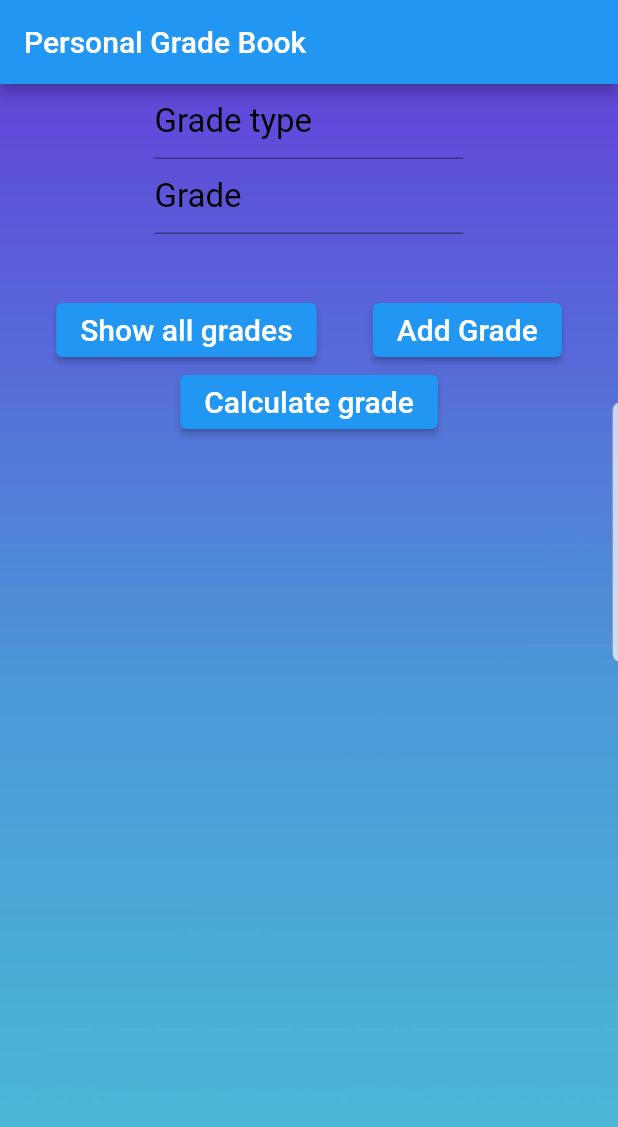
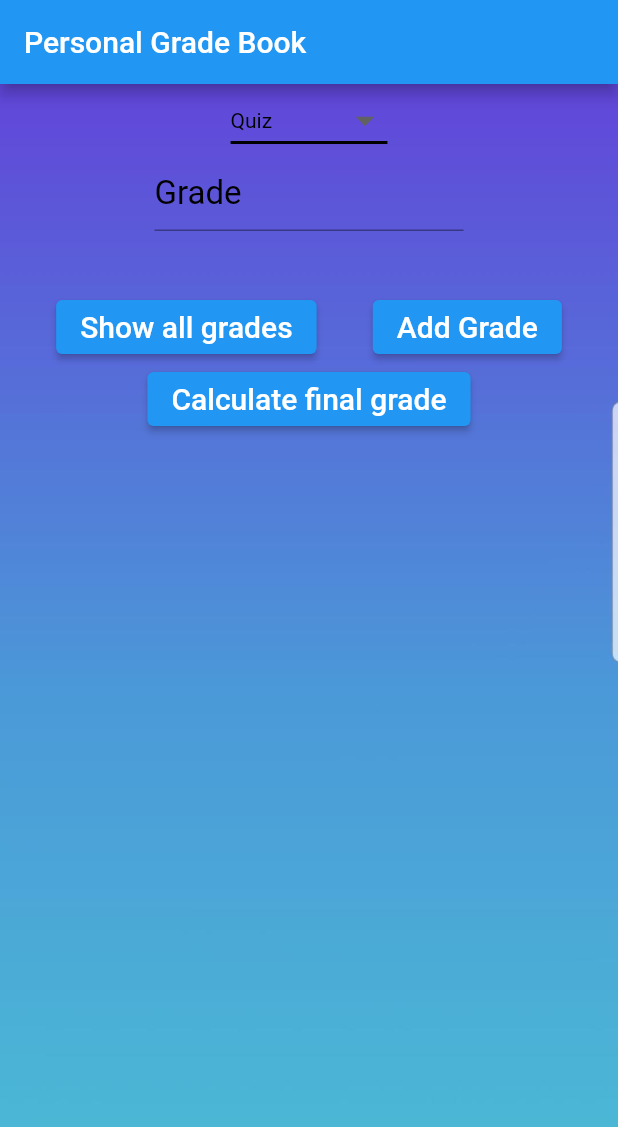
Before and after one commit to jfleming3/final_project_flutter, a Flutter app: the screen it shows after launch, on a phone screen of 412 x 824 dp. Shown: the top 1127 px of the screen. Run offline on Flutter 3.47's test engine with Material 2 defaults, Android fonts, the phone set to English and light mode, and no system bars; our stand-ins replace cloud_firestore, firebase_core; accounts and stored records are empty.

Commit message:
Drop down menu

```diff
--- a/lib/main.dart
+++ b/lib/main.dart
@@ -38,21 +38,35 @@ class _FirebaseState extends State<FirebaseApp> {
 
 
 
-
+String dropdownValue ="Quiz";
 
   Widget gradeTextFieldWidget() {
 
-    return SizedBox(
-      width: MediaQuery.of(context).size.width / 2,
-      child: TextField(
-        controller: _gradetypeTextField,
-        style: TextStyle(fontSize: 22, color: Colors.black),
-        decoration: InputDecoration(
-          hintText: "Grade type",
-          hintStyle: TextStyle(fontSize: 22, color: Colors.black),
-        ),
+    return DropdownButton<String>(
+      value: dropdownValue,
+      icon: Icon(Icons.arrow_drop_down),
+      iconSize: 30,
+      elevation: 200,
+      style: TextStyle(
+          color: Colors.black
       ),
-
+      underline: Container(
+        height: 2,
+        color: Colors.black,
+      ),
+      onChanged: (String  newValue) {
+        setState(() {
+          dropdownValue = newValue;
+        });
+      },
+      items: <String>['Quiz', 'Test', 'Assignment', 'Paper','Lab']
+          .map<DropdownMenuItem<String>>((String value) {
+        return DropdownMenuItem<String>(
+          value: value,
+          child: Text(value),
+        );
+      })
+          .toList(),
     );
   }
 
@@ -90,7 +104,7 @@ class _FirebaseState extends State<FirebaseApp> {
                   )),
               ElevatedButton(
                   onPressed: () async {
-                    final String name = _gradetypeTextField.text;
+                    final String name = dropdownValue;
                     final String score = _newItemTextField.text;
                     final gradeModel grade = gradeModel(type: name, score: score);
                     await databse.add(grade.toMap());
@@ -210,7 +224,7 @@ class _FirebaseState extends State<FirebaseApp> {
             showgradeButton(),
             ElevatedButton(
               onPressed: (){
-                String grade = calcGrades(itemList).toString();
+                String grade = calcGrades(itemList).toStringAsFixed(1);
                 showDialog(
                     context: context,
                     builder: (context){
@@ -234,7 +248,7 @@ class _FirebaseState extends State<FirebaseApp> {
 
               },
               child: Text(
-                "Calculate grade",
+                "Calculate final grade",
                 style: TextStyle(fontSize: 20),
               ),
             ),
```
